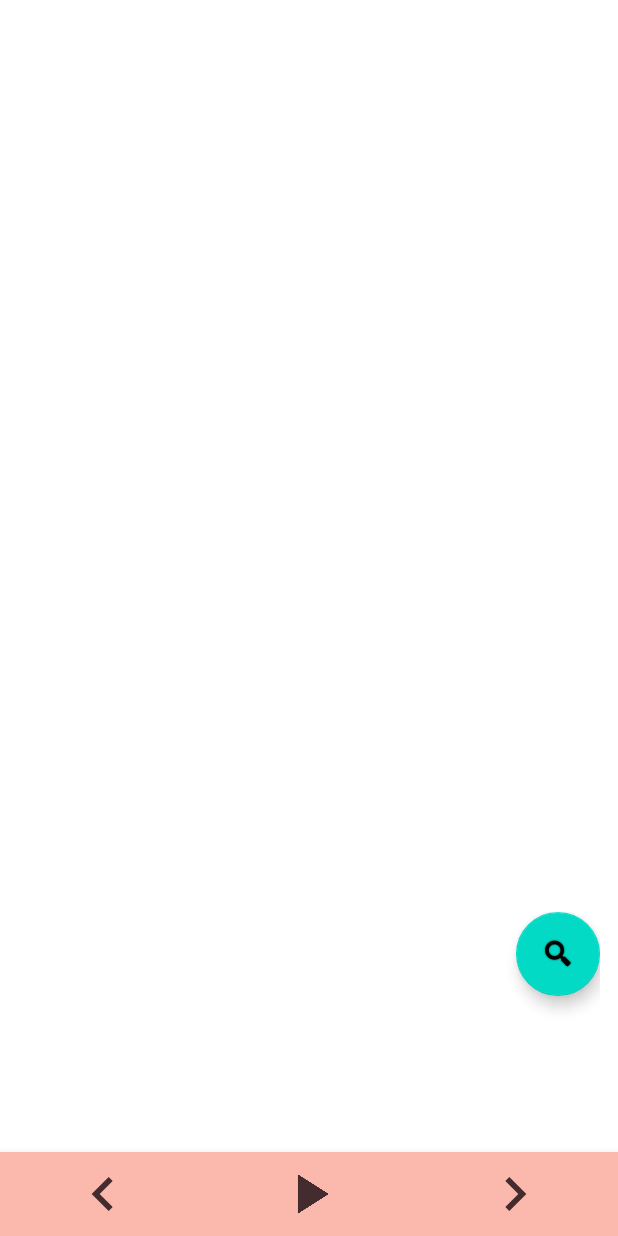
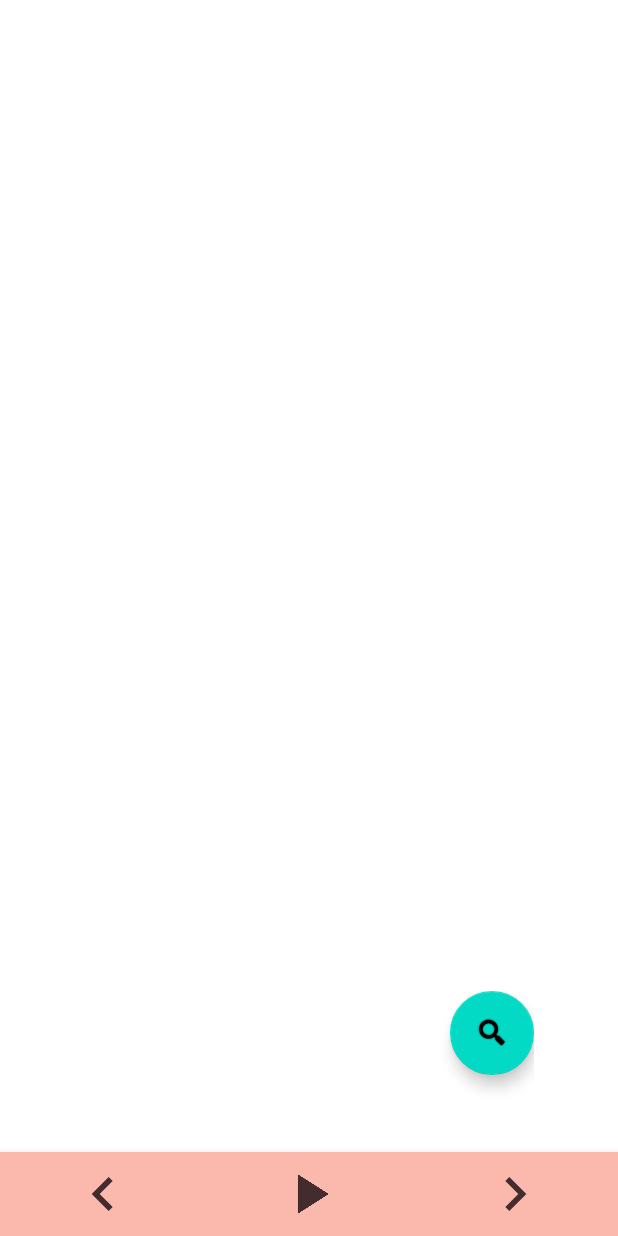
Before and after one commit to EtashGuha/Appathon2018, an Android app: the Reader screen opened directly, with no data from a screen before it, on a phone screen of 412 x 824 dp. Run offline under Robolectric (Android 15) with nearby library versions, the phone set to English and light mode, and no system bars; libraries missing offline, so code that uses them is left out: com.github.barteksc.pdfviewer, com.google.firebase.ml; plain views replace PDFView; pictures from the network do not load; 2 statements that could not run were skipped.

Commit message:
positioning button

```diff
--- a/app/src/main/java/com/example/etashguha/etude/Reader.java
+++ b/app/src/main/java/com/example/etashguha/etude/Reader.java
@@ -30,7 +30,7 @@ import java.util.HashMap;
 public class Reader extends AppCompatActivity {
 
     double x,y;
-    boolean coordinatesUpdated, coordinatesToWordUpdated, firstTimePlaying, timeToDefine;
+    boolean coordinatesUpdated, coordinatesToWordUpdated, firstTimePlaying, timeToDefine, isDefining, isPlaying;
     public HashMap<String,String> coordinatesToWord;
     public KDTree coordinates;
     PDFView pdfView;
@@ -63,6 +63,8 @@ public class Reader extends AppCompatActivity {
         coordinatesToWordUpdated = false;
         timeToDefine = false;
         player = new Player("");
+        isDefining = false;
+        isPlaying = false;
 
         pdfView = findViewById(R.id.pdfView);
         defineWord = findViewById(R.id.defineButton);
@@ -142,6 +144,7 @@ public class Reader extends AppCompatActivity {
                             ssHandler = new SSHandler(Purpose.PLAY);
                             screenshot = new Screenshot(baseActivity, ssHandler, pageNumber);
                             screenshot.run();
+                            isPlaying = true;
                         } else if(pausePlayState == PausePlay.PLAYING) {
                             item.setIcon(R.drawable.playbutton);
                             pausePlayState = PausePlay.PAUSED;
@@ -166,7 +169,9 @@ public class Reader extends AppCompatActivity {
     @Override
     public boolean dispatchTouchEvent(MotionEvent ev) {
         if(ev.getRawY() < bottomNavigationView.getY() && timeToDefine && (ev.getRawY() < defineWord.getY() || ev.getRawX() < defineWord.getX())){
+            isDefining = true;
             timeToDefine = false;
+            progBar.setVisibility(View.VISIBLE);
             y = ev.getRawY() - getStatusBarHeight();
             x = ev.getRawX();
             ssHandler = new SSHandler(Purpose.DEFINE);
@@ -182,6 +187,7 @@ public class Reader extends AppCompatActivity {
         firstTimePlaying = true;
         pausePlayState = PausePlay.PAUSED;
         progBar.setVisibility(View.INVISIBLE);
+        isPlaying = false;
         bottomNavigationView.getMenu().findItem(R.id.play_pause_button).setEnabled(true);
     }
 
@@ -277,7 +283,10 @@ public class Reader extends AppCompatActivity {
         @Override
         public void handleMessage(Message msg){
             if(msg.what == pageNumber) {
-                progBar.setVisibility(View.INVISIBLE);
+                isPlaying = false;
+                if(!isDefining) {
+                    progBar.setVisibility(View.INVISIBLE);
+                }
                 bottomNavigationView.getMenu().findItem(R.id.play_pause_button).setEnabled(true);
                 createPlayer((String)msg.obj);
             }
@@ -298,6 +307,10 @@ public class Reader extends AppCompatActivity {
 
             if (coordinatesUpdated && coordinatesToWordUpdated) {
                 findWord();
+                if(!isPlaying) {
+                    progBar.setVisibility(View.INVISIBLE);
+                }
+                isDefining = false;
             }
         }
     }
--- a/app/src/main/res/layout/reader.xml
+++ b/app/src/main/res/layout/reader.xml
@@ -32,30 +32,9 @@
     <FrameLayout
         android:layout_width="0dp"
         android:layout_height="wrap_content"
-        tools:layout_editor_absoluteX="0dp"
-        tools:layout_editor_absoluteY="495dp">
+        app:layout_constraintBottom_toBottomOf="parent"
+        tools:layout_editor_absoluteX="0dp">
 
-        <RelativeLayout
-            android:layout_width="wrap_content"
-            android:layout_height="wrap_content"
-            android:layout_gravity="bottom">
-
-            <android.support.design.widget.FloatingActionButton
-                android:id="@+id/defineButton"
-                style="@style/Widget.MaterialComponents.FloatingActionButton"
-                android:layout_width="wrap_content"
-                android:layout_height="wrap_content"
-                android:layout_gravity="bottom|end"
-                android:layout_marginBottom="160dp"
-                android:layout_marginLeft="344dp"
-                android:layout_marginStart="344dp"
-                android:src="@android:drawable/ic_search_category_default"
-                android:tint="@color/toolbarIconColor"
-                app:layout_constraintBottom_toBottomOf="parent"
-                app:layout_constraintEnd_toEndOf="parent"
-                app:layout_constraintStart_toStartOf="parent" />
-
-        </RelativeLayout>
 
         <RelativeLayout
             android:layout_width="wrap_content"
@@ -80,6 +59,26 @@
             </android.support.design.widget.BottomNavigationView>
         </RelativeLayout>
 
+        <RelativeLayout
+            android:layout_width="wrap_content"
+            android:layout_height="163dp"
+            android:layout_gravity="bottom">
+
+            <android.support.design.widget.FloatingActionButton
+                android:id="@+id/defineButton"
+                style="@style/Widget.MaterialComponents.FloatingActionButton"
+                android:layout_width="wrap_content"
+                android:layout_height="wrap_content"
+                android:layout_gravity="bottom|end"
+                android:layout_marginLeft="300dp"
+                android:layout_marginStart="300dp"
+                android:src="@android:drawable/ic_search_category_default"
+                android:tint="@color/toolbarIconColor"
+                app:layout_constraintBottom_toBottomOf="parent"
+                app:layout_constraintEnd_toEndOf="parent"
+                app:layout_constraintStart_toStartOf="parent" />
+
+        </RelativeLayout>
 
         <android.support.design.widget.CoordinatorLayout
             android:id="@+id/main_content"
```
